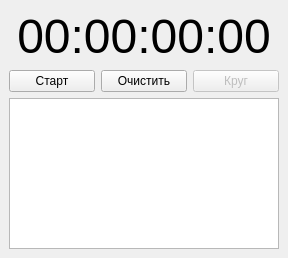
Qt form QT_Timer_Signals_Slots/mainwindow.ui (CxxICE/9.5_QT_Timer_Signals_Slots) before a commit.
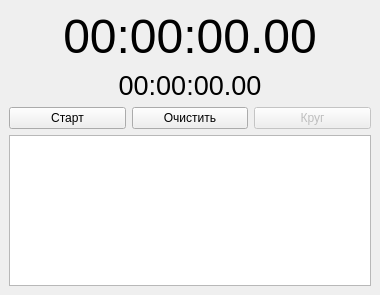
The same form after that commit.

Commit message: Commit 1. Lap time added, icon-qrc-rc added

```diff
--- a/QT_Timer_Signals_Slots/mainwindow.ui
+++ b/QT_Timer_Signals_Slots/mainwindow.ui
@@ -6,8 +6,8 @@
    <rect>
     <x>0</x>
     <y>0</y>
-    <width>288</width>
-    <height>258</height>
+    <width>380</width>
+    <height>295</height>
    </rect>
   </property>
   <property name="maximumSize">
@@ -21,21 +21,14 @@
   </property>
   <widget class="QWidget" name="centralwidget">
    <layout class="QGridLayout" name="gridLayout">
-    <item row="1" column="0">
+    <item row="2" column="0">
      <widget class="QPushButton" name="pb_start">
       <property name="text">
        <string>Старт</string>
       </property>
      </widget>
     </item>
-    <item row="1" column="1">
-     <widget class="QPushButton" name="pb_clear">
-      <property name="text">
-       <string>Очистить</string>
-      </property>
-     </widget>
-    </item>
-    <item row="1" column="2">
+    <item row="2" column="2">
      <widget class="QPushButton" name="pb_lap">
       <property name="enabled">
        <bool>false</bool>
@@ -45,7 +38,7 @@
       </property>
      </widget>
     </item>
-    <item row="2" column="0" colspan="3">
+    <item row="3" column="0" colspan="3">
      <widget class="QTextBrowser" name="tb_laps">
       <property name="minimumSize">
        <size>
@@ -79,7 +72,42 @@
        </font>
       </property>
       <property name="text">
-       <string>00:00:00:00</string>
+       <string>00:00:00.00</string>
+      </property>
+      <property name="alignment">
+       <set>Qt::AlignCenter</set>
+      </property>
+     </widget>
+    </item>
+    <item row="2" column="1">
+     <widget class="QPushButton" name="pb_clear">
+      <property name="text">
+       <string>Очистить</string>
+      </property>
+     </widget>
+    </item>
+    <item row="1" column="0" colspan="3">
+     <widget class="QLabel" name="l_lap_time">
+      <property name="sizePolicy">
+       <sizepolicy hsizetype="Expanding" vsizetype="Fixed">
+        <horstretch>0</horstretch>
+        <verstretch>0</verstretch>
+       </sizepolicy>
+      </property>
+      <property name="minimumSize">
+       <size>
+        <width>270</width>
+        <height>0</height>
+       </size>
+      </property>
+      <property name="font">
+       <font>
+        <family>Arial</family>
+        <pointsize>20</pointsize>
+       </font>
+      </property>
+      <property name="text">
+       <string>00:00:00.00</string>
       </property>
       <property name="alignment">
        <set>Qt::AlignCenter</set>
```
The commit also changes 9 other files.
